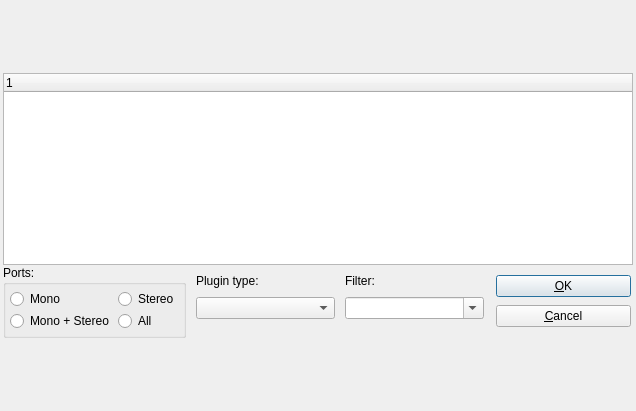
The window that src/muse/components/plugindialogbase.ui (emrum/muse) describes before a commit, drawn with Qt 5.
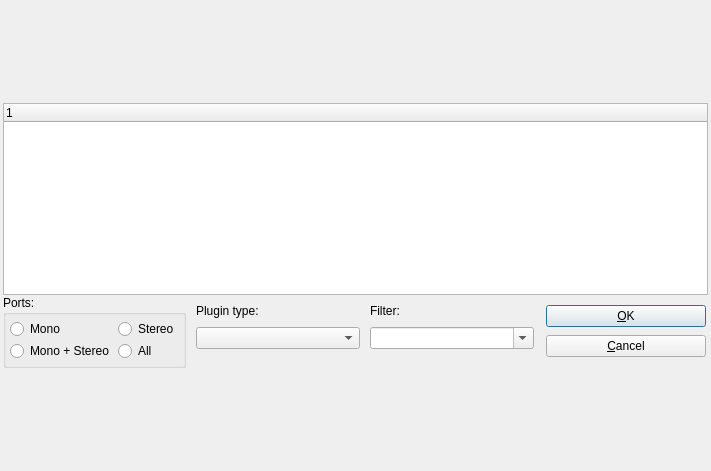
The same window after the commit.

Commit message: Improve plugin dialog UI

The edit to the form file:
```diff
--- a/src/muse/components/plugindialogbase.ui
+++ b/src/muse/components/plugindialogbase.ui
@@ -6,8 +6,8 @@
    <rect>
     <x>0</x>
     <y>0</y>
-    <width>636</width>
-    <height>411</height>
+    <width>711</width>
+    <height>471</height>
    </rect>
   </property>
   <property name="windowTitle">
@@ -48,6 +48,18 @@
          <verstretch>0</verstretch>
         </sizepolicy>
        </property>
+       <property name="indentation">
+        <number>0</number>
+       </property>
+       <property name="rootIsDecorated">
+        <bool>false</bool>
+       </property>
+       <attribute name="headerMinimumSectionSize">
+        <number>40</number>
+       </attribute>
+       <attribute name="headerDefaultSectionSize">
+        <number>100</number>
+       </attribute>
        <column>
         <property name="text">
          <string notr="true">1</string>
```
The commit also changes 3 other files.
